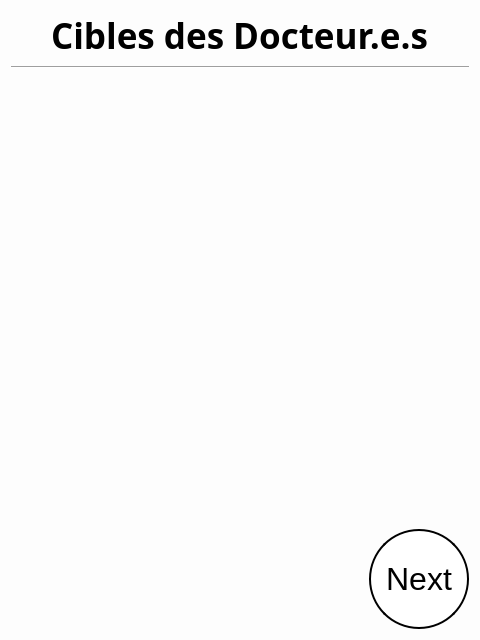
Qt form SporzOBC-WAL/code/resources/Phases/Night/Doctor/kill_or_heal_target.ui (Eben-Epi/SporzOBC) before a commit.
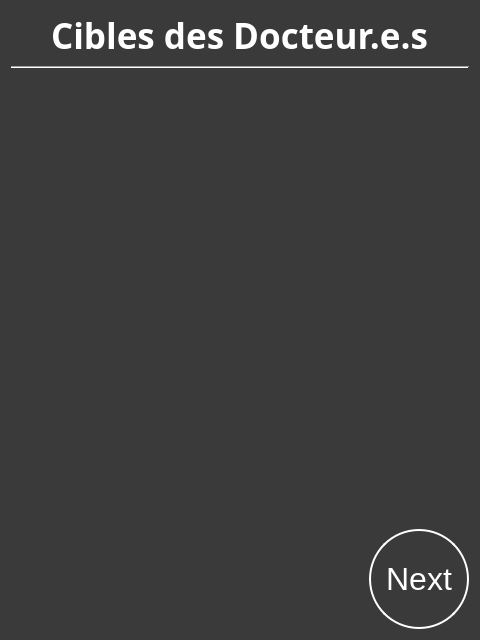
The same form after that commit.

Commit message: UPD Night Phases are displayed with dark background UPD Mutant Turn and Evening Bed Time View ADD useful fetch infos from game logic methods

What changed in the file:
```diff
--- a/SporzOBC-WAL/code/resources/Phases/Night/Doctor/kill_or_heal_target.ui
+++ b/SporzOBC-WAL/code/resources/Phases/Night/Doctor/kill_or_heal_target.ui
@@ -15,14 +15,19 @@
   </property>
   <property name="styleSheet">
    <string notr="true">#DoctorsKillOrHealTarget {
-    background-color: rgb(253, 253, 253);
+    background-color: rgb(58, 58, 58);;
     }
 
+QLabel {
+	color:white;
+}
+
 QPushButton  {
-    border: 2px solid black;
-    background-color: white;
+    border: 2px solid white;
+    background-color: rgb(58, 58, 58);
     padding: 10px 10px;
     font-size: 32px;
+	color:white;
     border-radius: 50px;
 }</string>
   </property>
```
The commit also changes 37 other files.
